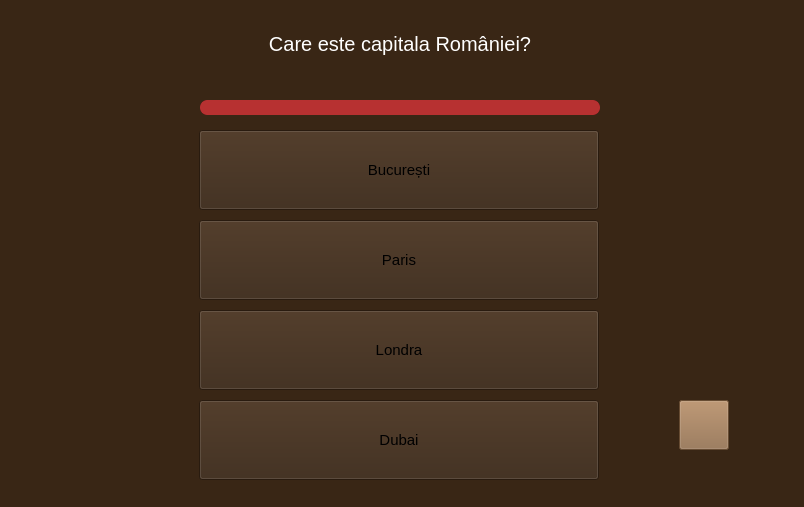
Qt form TriviadorClient/TriviadorClient/form/QuestionWindow.ui (andreicorbu1/Triviador) before a commit.
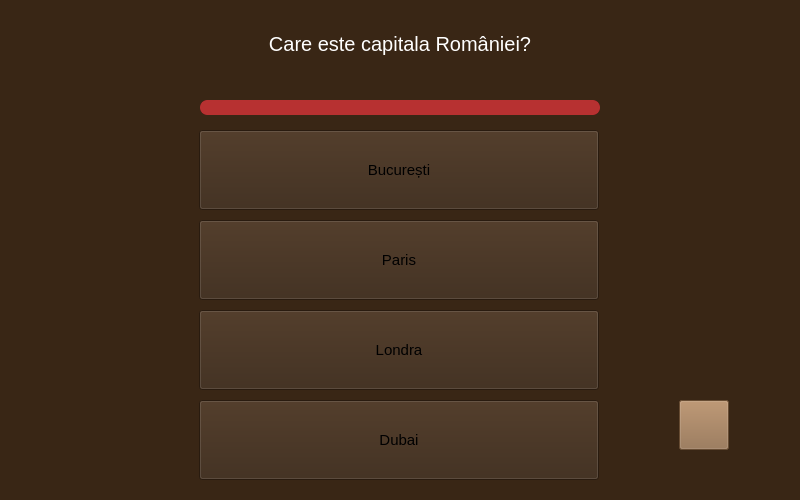
The same form after that commit. Icons and pictures are not drawn.

Diff of the .ui file:
```diff
--- a/TriviadorClient/TriviadorClient/form/QuestionWindow.ui
+++ b/TriviadorClient/TriviadorClient/form/QuestionWindow.ui
@@ -9,8 +9,8 @@
    <rect>
     <x>0</x>
     <y>0</y>
-    <width>804</width>
-    <height>507</height>
+    <width>800</width>
+    <height>500</height>
    </rect>
   </property>
   <property name="font">
@@ -475,7 +475,7 @@
   <widget class="QLabel" name="flag2">
    <property name="geometry">
     <rect>
-     <x>644</x>
+     <x>640</x>
      <y>130</y>
      <width>160</width>
      <height>91</height>
@@ -504,7 +504,7 @@
   <widget class="QLabel" name="flag4">
    <property name="geometry">
     <rect>
-     <x>644</x>
+     <x>640</x>
      <y>220</y>
      <width>160</width>
      <height>91</height>
```
